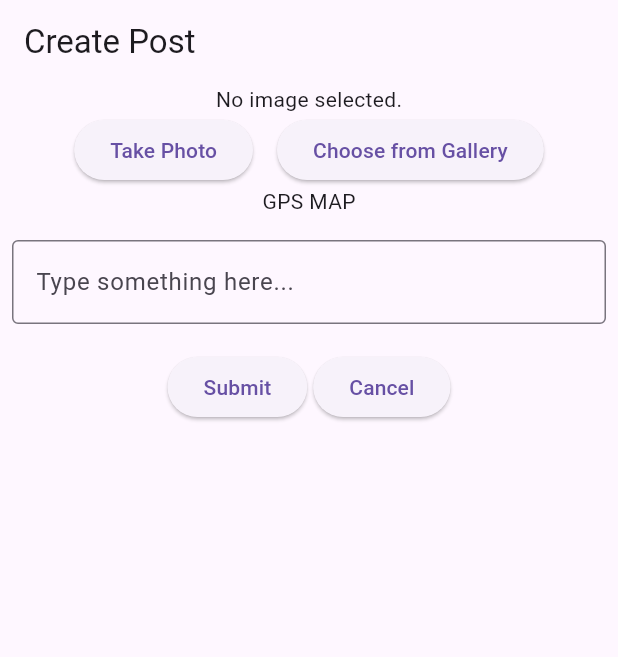
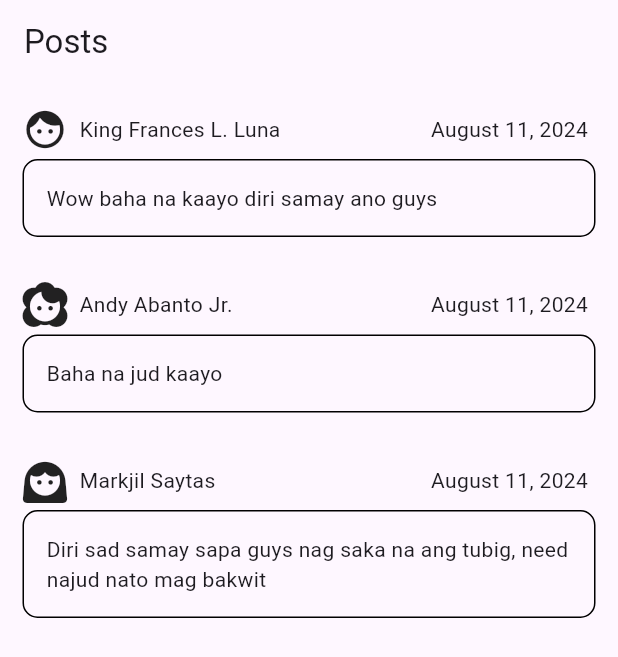
Before and after one commit to nativeIdiotsky/gismite, a Flutter app: the screen it shows after launch, on a phone screen of 412 x 824 dp. Shown: the top 657 px of the screen. Run offline on Flutter 3.47's test engine with Material 3 defaults, Android fonts, the light colour scheme and no system bars; our stand-ins replace image_picker, supabase_flutter; accounts and stored records are empty.

Commit message:
Added posts page, no design yet.

```diff
--- a/lib/main.dart
+++ b/lib/main.dart
@@ -6,6 +6,7 @@ import 'package:gismite/pages/msginfo.dart';
 // import 'package:gismite/pages/account_page.dart';
 // import 'package:gismite/pages/login_page.dart';
 import 'package:gismite/pages/msginboxalerts.dart';
+import 'package:gismite/pages/posts.dart';
 
 Future<void> main() async {
   // await Supabase.initialize(
@@ -48,7 +49,7 @@ class MyApp extends StatelessWidget {
       ),
       themeMode: ThemeMode
           .system, // Automatically switch themes based on system settings
-      home: CreatePost(),
+      home: const Posts(),
       routes: {
         '/message_info': (context) => const MessageInfo(),
       },
--- /dev/null
+++ b/lib/pages/posts.dart
@@ -0,0 +1,91 @@
+import 'package:flutter/material.dart';
+
+class Posts extends StatelessWidget {
+  const Posts({super.key});
+
+  @override
+  Widget build(BuildContext context) {
+    return MaterialApp(
+      title: 'Posts',
+      home: Scaffold(
+        appBar: AppBar(
+          title: const Text('Posts'),
+        ),
+        body: const PostsForm(),
+      ),
+    );
+  }
+}
+
+class PostsForm extends StatelessWidget {
+  const PostsForm({super.key});
+
+  @override
+  Widget build(BuildContext context) {
+    return ListView(
+      children: [
+        buildPost(
+            icon: Icons.face,
+            name: 'King Frances L. Luna',
+            date: 'August 11, 2024',
+            description: 'Wow baha na kaayo diri samay ano guys'),
+        buildPost(
+            icon: Icons.face_2,
+            name: 'Andy Abanto Jr.',
+            date: 'August 11, 2024',
+            description: 'Baha na jud kaayo'),
+        buildPost(
+            icon: Icons.face_3,
+            name: 'Markjil Saytas',
+            date: 'August 11, 2024',
+            description:
+                'Diri sad samay sapa guys nag saka na ang tubig, need najud nato mag bakwit')
+      ],
+    );
+  }
+
+  Widget buildPost(
+      {required IconData icon,
+      required String name,
+      required String date,
+      required String description}) {
+    return Container(
+      margin: const EdgeInsets.all(15),
+      child: Column(
+        children: [
+          Row(
+            children: [
+              Row(
+                children: [
+                  Icon(
+                    icon,
+                    size: 30,
+                  ),
+                  const SizedBox(width: 8),
+                  Text(name),
+                ],
+              ),
+              const Spacer(),
+              Text(date),
+              const SizedBox(width: 5),
+            ],
+          ),
+          Container(
+            width: double.infinity,
+            padding: const EdgeInsets.all(15),
+            margin: const EdgeInsets.only(top: 5),
+            decoration: BoxDecoration(
+                border: Border.all(color: Colors.black),
+                borderRadius: BorderRadius.circular(10)),
+            child: Align(
+              alignment: Alignment.centerLeft,
+              child: Text(
+                description,
+              ),
+            ),
+          ),
+        ],
+      ),
+    );
+  }
+}
```
